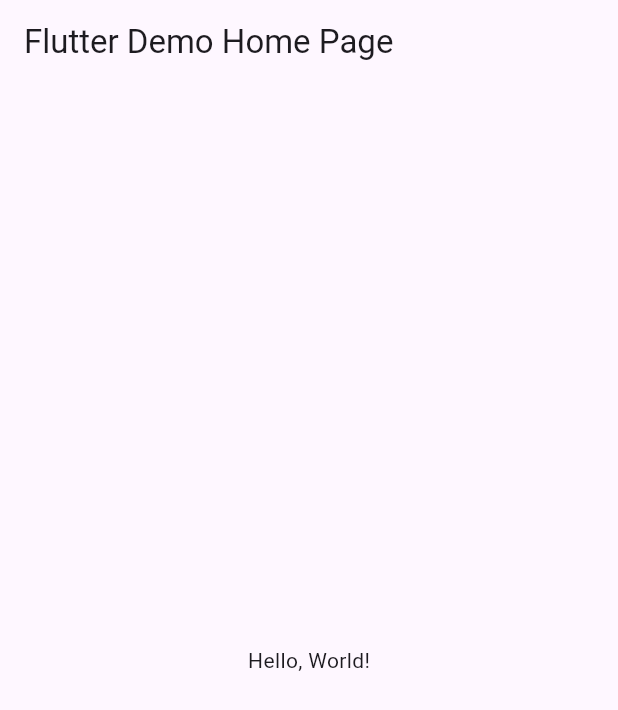
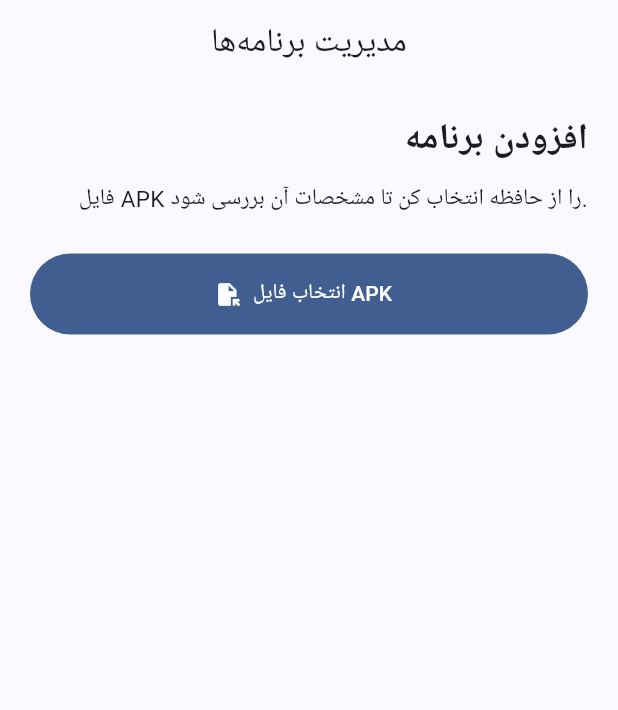
Before and after one commit to mhasanzare82-crypto/2app, a Flutter app: the screen it shows after launch, on a phone screen of 412 x 824 dp. Shown: the top 710 px of the screen. Run offline on Flutter 3.47's test engine with Material 3 defaults, Android fonts, the phone set to English and light mode, and no system bars.

Commit message:
Add APK import and inspection foundation (#1)
* Replace starter screen with APK import home page

* Add APK import and inspection page

* Add native APK picker and package metadata inspection

* Add Android APK build workflow

* Preserve previous APK selection when picker is cancelled

* Remove unused Android import from APK inspection activity

* Set Android launcher label to 2app

* Remove redundant typed_data import

* Support configurable Android application IDs

* Build two APK variants with distinct application IDs

* Read application ID from build environment

* Build two APK variants with distinct application IDs

* Document variant application ID behavior

```diff
--- a/lib/main.dart
+++ b/lib/main.dart
@@ -1,43 +1,25 @@
 import 'package:flutter/material.dart';
 
-void main() => runApp(MyApp());
+import 'screens/apk_import_page.dart';
 
-class MyApp extends StatelessWidget {
-  const MyApp({super.key});
-  // This widget is the root of your application.
+void main() {
+  WidgetsFlutterBinding.ensureInitialized();
+  runApp(const TwoApp());
+}
+
+class TwoApp extends StatelessWidget {
+  const TwoApp({super.key});
+
   @override
   Widget build(BuildContext context) {
     return MaterialApp(
-      // Application name
-      title: 'Flutter Hello World',
-      // Application theme data, you can set the colors for the application as
-      // you want
+      debugShowCheckedModeBanner: false,
+      title: '2app',
       theme: ThemeData(
-        // useMaterial3: false,
-        primarySwatch: Colors.blue,
+        colorScheme: ColorScheme.fromSeed(seedColor: const Color(0xFF315C9B)),
+        useMaterial3: true,
       ),
-      // A widget which will be started on application startup
-      home: MyHomePage(title: 'Flutter Demo Home Page'),
+      home: const ApkImportPage(),
     );
   }
 }
-
-class MyHomePage extends StatelessWidget {
-  final String title;
-  const MyHomePage({super.key, required this.title});
-
-  @override
-  Widget build(BuildContext context) {
-    return Scaffold(
-      appBar: AppBar(
-        // The title text which will be shown on the action bar
-        title: Text(title),
-      ),
-      body: Center(
-        child: Text(
-          'Hello, World!',
-        ),
-      ),
-    );
-  }
-}
--- /dev/null
+++ b/lib/screens/apk_import_page.dart
@@ -0,0 +1,188 @@
+import 'dart:convert';
+
+import 'package:flutter/material.dart';
+import 'package:flutter/services.dart';
+
+class ApkImportPage extends StatefulWidget {
+  const ApkImportPage({super.key});
+
+  @override
+  State<ApkImportPage> createState() => _ApkImportPageState();
+}
+
+class _ApkImportPageState extends State<ApkImportPage> {
+  static const _channel = MethodChannel('com.example.exm1/apk_import');
+
+  Map<String, dynamic>? _apk;
+  bool _isPicking = false;
+  String? _error;
+
+  Future<void> _pickApk() async {
+    if (_isPicking) return;
+    setState(() {
+      _isPicking = true;
+      _error = null;
+    });
+
+    try {
+      final result = await _channel.invokeMapMethod<String, dynamic>(
+        'pickAndInspectApk',
+      );
+      if (!mounted) return;
+      if (result != null) setState(() => _apk = result);
+    } on PlatformException catch (error) {
+      if (!mounted) return;
+      setState(() => _error = error.message ?? 'خواندن فایل APK ناموفق بود.');
+    } catch (_) {
+      if (!mounted) return;
+      setState(() => _error = 'در پردازش فایل انتخاب‌شده خطایی رخ داد.');
+    } finally {
+      if (mounted) setState(() => _isPicking = false);
+    }
+  }
+
+  String _formatBytes(dynamic value) {
+    final bytes = (value as num?)?.toInt() ?? 0;
+    if (bytes < 1024) return '$bytes بایت';
+    if (bytes < 1024 * 1024) return '${(bytes / 1024).toStringAsFixed(1)} کیلوبایت';
+    return '${(bytes / (1024 * 1024)).toStringAsFixed(2)} مگابایت';
+  }
+
+  @override
+  Widget build(BuildContext context) {
+    final apk = _apk;
+    return Scaffold(
+      appBar: AppBar(
+        title: const Text('مدیریت برنامه‌ها'),
+        centerTitle: true,
+      ),
+      body: SafeArea(
+        child: ListView(
+          padding: const EdgeInsets.all(20),
+          children: [
+            const Text(
+              'افزودن برنامه',
+              style: TextStyle(fontSize: 24, fontWeight: FontWeight.bold),
+              textAlign: TextAlign.right,
+            ),
+            const SizedBox(height: 8),
+            const Text(
+              'فایل APK را از حافظه انتخاب کن تا مشخصات آن بررسی شود.',
+              textAlign: TextAlign.right,
+              style: TextStyle(fontSize: 15, height: 1.7),
+            ),
+            const SizedBox(height: 24),
+            FilledButton.icon(
+              onPressed: _isPicking ? null : _pickApk,
+              icon: _isPicking
+                  ? const SizedBox(
+                      width: 18,
+                      height: 18,
+                      child: CircularProgressIndicator(strokeWidth: 2),
+                    )
+                  : const Icon(Icons.file_open),
+              label: Text(_isPicking ? 'در حال بررسی فایل...' : 'انتخاب فایل APK'),
+              style: FilledButton.styleFrom(
+                minimumSize: const Size.fromHeight(54),
+              ),
+            ),
+            if (_error != null) ...[
+              const SizedBox(height: 16),
+              Text(
+                _error!,
+                textAlign: TextAlign.right,
+                style: TextStyle(color: Theme.of(context).colorScheme.error),
+              ),
+            ],
+            if (apk != null) ...[
+              const SizedBox(height: 28),
+              Card(
+                child: Padding(
+                  padding: const EdgeInsets.all(18),
+                  child: Column(
+                    children: [
+                      Row(
+                        children: [
+                          _buildAppIcon(apk['iconBase64'] as String? ?? ''),
+                          const SizedBox(width: 14),
+                          Expanded(
+                            child: Text(
+                              apk['appName'] as String? ?? 'برنامه بدون نام',
+                              textAlign: TextAlign.right,
+                              style: const TextStyle(
+                                fontSize: 19,
+                                fontWeight: FontWeight.bold,
+                              ),
+                            ),
+                          ),
+                        ],
+                      ),
+                      const Divider(height: 28),
+                      _detailRow('شناسه بسته', apk['packageName']),
+                      _detailRow('نسخه', apk['versionName']),
+                      _detailRow('کد نسخه', apk['versionCode']),
+                      _detailRow('نام فایل', apk['fileName']),
+                      _detailRow('حجم فایل', _formatBytes(apk['fileSize'])),
+                      const SizedBox(height: 14),
+                      const Text(
+                        'فایل در فضای خصوصی برنامه نگهداری شده است. هنوز هیچ نسخه‌ای نصب یا تغییر داده نشده است.',
+                        textAlign: TextAlign.right,
+                        style: TextStyle(fontSize: 12, height: 1.6),
+                      ),
+                    ],
+                  ),
+                ),
+              ),
+            ],
+          ],
+        ),
+      ),
+    );
+  }
+
+  Widget _buildAppIcon(String encoded) {
+    Uint8List? bytes;
+    if (encoded.isNotEmpty) {
+      try {
+        bytes = base64Decode(encoded);
+      } on FormatException {
+        bytes = null;
+      }
+    }
+    return ClipRRect(
+      borderRadius: BorderRadius.circular(14),
+      child: bytes == null
+          ? Container(
+              width: 60,
+              height: 60,
+              color: Theme.of(context).colorScheme.surfaceContainerHighest,
+              child: const Icon(Icons.android, size: 34),
+            )
+          : Image.memory(bytes, width: 60, height: 60, fit: BoxFit.contain),
+    );
+  }
+
+  Widget _detailRow(String title, dynamic value) {
+    return Padding(
+      padding: const EdgeInsets.symmetric(vertical: 7),
+      child: Row(
+        crossAxisAlignment: CrossAxisAlignment.start,
+        children: [
+          Expanded(
+            child: Text(
+              value?.toString() ?? '—',
+              textAlign: TextAlign.left,
+              style: const TextStyle(fontSize: 13),
+            ),
+          ),
+          const SizedBox(width: 12),
+          Text(
+            title,
+            textAlign: TextAlign.right,
+            style: const TextStyle(fontWeight: FontWeight.w600),
+          ),
+        ],
+      ),
+    );
+  }
+}
```
Also changed, not shown: 4 other files.
